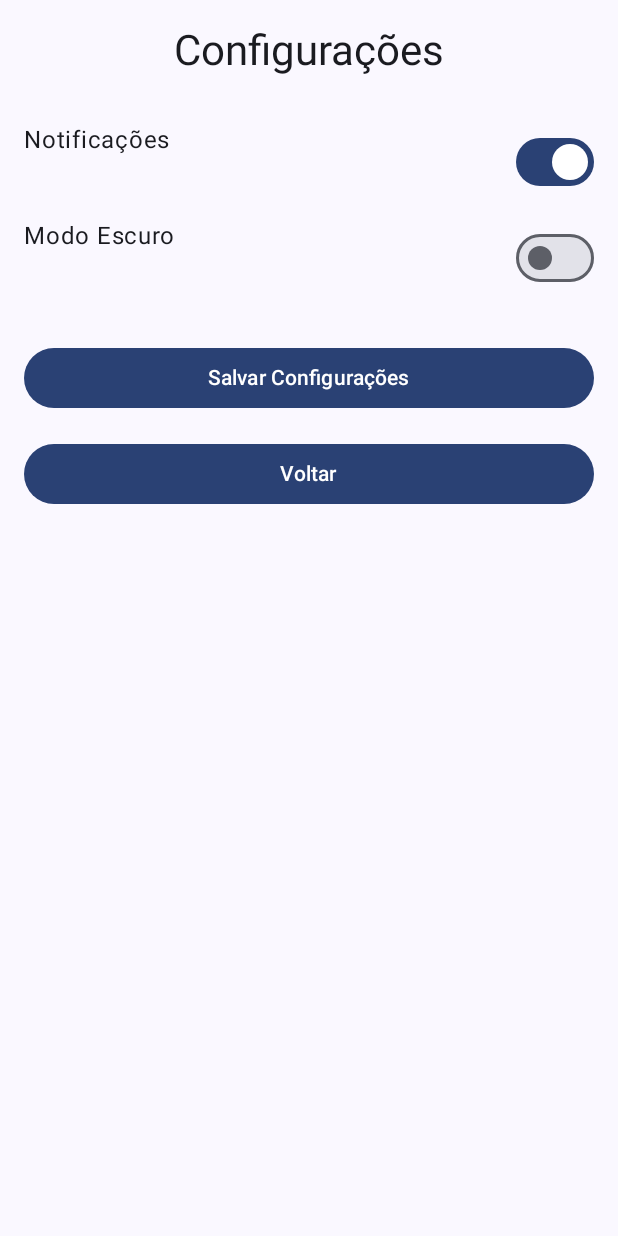
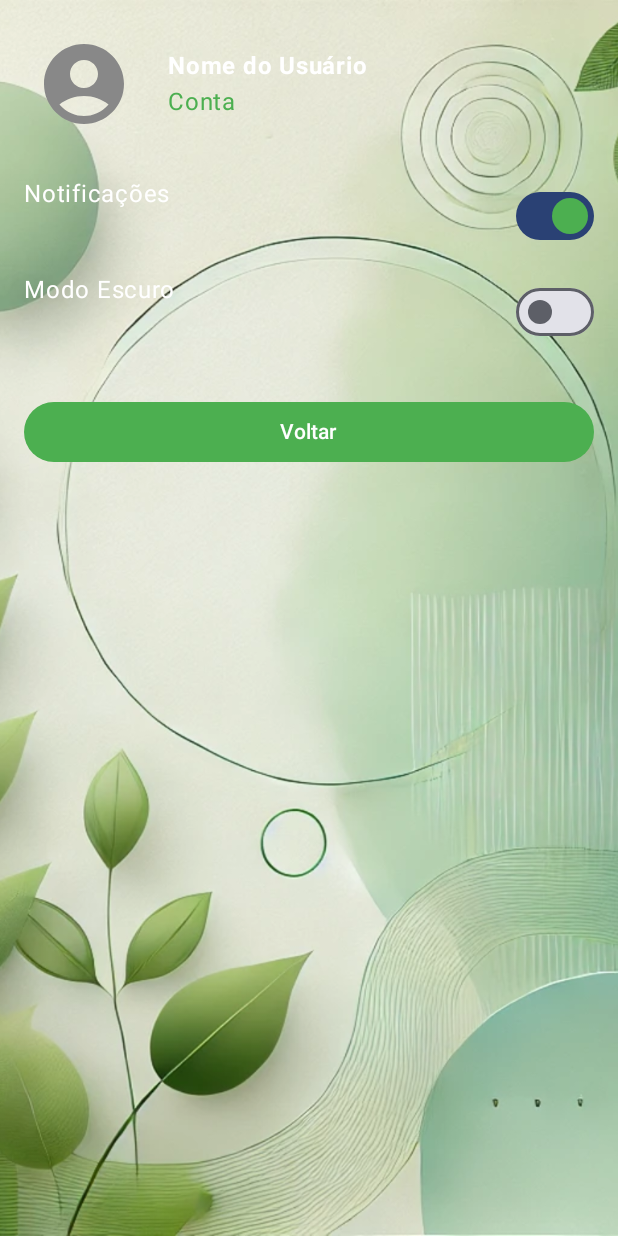
Before and after one commit to equipe-B/PlantCode, an Android app built with Jetpack Compose: the SettingsScreen screen opened through its navigation route, on a phone screen of 412 x 824 dp. Run offline under Robolectric (Android 15) with nearby library versions, the phone set to English and light mode, and no system bars.

Commit message:
Refinamento de Telas fase final

```diff
--- a/PlantCodeV3/app/src/main/java/com/novaversao/plantcodev3/MainActivity.kt
+++ b/PlantCodeV3/app/src/main/java/com/novaversao/plantcodev3/MainActivity.kt
@@ -70,7 +70,7 @@ fun AppNavigation() {
                     navigateToCategories = { navController.navigate("categories") },
                     navigateToQRCodeScanner = { navController.navigate("qr_code_scanner") },
                     navigateToAddPlant = { navController.navigate("add_plant") },
-                    navigateToSettings = { navController.navigate("settings") }, // Aqui está o parâmetro correto
+                    navigateToSettings = { navController.navigate("settings") },
                     navigateToPlantasDeCura = { navController.navigate("plantas_de_cura") },
                     navigateToPlantasDeProtecao = { navController.navigate("plantas_de_protecao") }
                 )
@@ -83,7 +83,7 @@ fun AppNavigation() {
                     navigateToAddPlant = { navController.navigate("add_plant") },
                     navigateToQRCodeScanner = { navController.navigate("qr_code_scanner") },
                     navigateToSettings = { navController.navigate("settings") },
-                    navigateToHome = { navController.navigate("home") } // Adicionei esse parâmetro
+                    navigateToHome = { navController.navigate("home") }
                 )
             }
 
@@ -93,7 +93,8 @@ fun AppNavigation() {
                     navigateToHome = { navController.navigate("home") },
                     navigateToQRCodeScanner = { navController.navigate("qr_code_scanner") },
                     navigateToAddPlant = { navController.navigate("add_plant") },
-                    navigateToSettings = { navController.navigate("settings") }                )
+                    navigateToSettings = { navController.navigate("settings") }
+                )
             }
 
             composable("plantas_de_protecao") {
@@ -102,14 +103,14 @@ fun AppNavigation() {
                     navigateToHome = { navController.navigate("home") },
                     navigateToQRCodeScanner = { navController.navigate("qr_code_scanner") },
                     navigateToAddPlant = { navController.navigate("add_plant") },
-                    navigateToSettings = { navController.navigate("settings") }                )
+                    navigateToSettings = { navController.navigate("settings") }
+                )
             }
 
             composable("settings") {
                 SettingsScreen(
-                    navigateBack = { navController.popBackStack() } // Navegação de volta para a tela anterior
-
-
+                    navigateBack = { navController.popBackStack() },
+                    navigateToUserProfile = { navController.navigate("profile") } // Adicionado para navegação ao perfil do usuário
                 )
             }
 
@@ -129,6 +130,12 @@ fun AppNavigation() {
                     }
                 )
             }
+
+            composable("profile") {
+                UserProfileScreen(
+                    navigateBack = { navController.popBackStack() }
+                )
+            }
         }
     }
 }
--- a/PlantCodeV3/app/src/main/java/com/novaversao/plantcodev3/SettingsScreen.kt
+++ b/PlantCodeV3/app/src/main/java/com/novaversao/plantcodev3/SettingsScreen.kt
@@ -1,81 +1,122 @@
 package com.novaversao.plantcodev3
 
+import androidx.compose.foundation.Image
 import androidx.compose.foundation.layout.*
+import androidx.compose.foundation.shape.CircleShape
+import androidx.compose.material.icons.Icons
+import androidx.compose.material.icons.filled.AccountCircle
 import androidx.compose.material3.*
 import androidx.compose.runtime.*
 import androidx.compose.ui.Alignment
 import androidx.compose.ui.Modifier
+import androidx.compose.ui.draw.clip
+import androidx.compose.ui.graphics.Color
+import androidx.compose.ui.layout.ContentScale
+import androidx.compose.ui.res.painterResource
+import androidx.compose.ui.text.font.FontWeight
 import androidx.compose.ui.tooling.preview.Preview
 import androidx.compose.ui.unit.dp
 import com.novaversao.plantcodev3.ui.theme.PlantCodeV3Theme
+import androidx.compose.foundation.clickable
+
 
 @Composable
 fun SettingsScreen(
     modifier: Modifier = Modifier,
-    navigateBack: () -> Unit // Função para voltar para a tela anterior
+    navigateToUserProfile: () -> Unit, // Navega para a tela de perfil do usuário
+    navigateBack: () -> Unit
 ) {
-    // Estado para controlar as preferências de configuração
     var notificationsEnabled by remember { mutableStateOf(true) }
     var darkModeEnabled by remember { mutableStateOf(false) }
+
+    Box(modifier = Modifier.fillMaxSize()) {
+        // Adicionando plano de fundo
+        Image(
+            painter = painterResource(id = R.drawable.app_background),
+            contentDescription = "Plano de fundo",
+            contentScale = ContentScale.Crop,
+            modifier = Modifier.fillMaxSize()
+        )
 
         Column(
             modifier = modifier
                 .fillMaxSize()
                 .padding(16.dp),
-        horizontalAlignment = Alignment.CenterHorizontally,
-        verticalArrangement = Arrangement.Top
+            horizontalAlignment = Alignment.CenterHorizontally
+        ) {
+            // Cabeçalho com foto do usuário e "Conta"
+            Row(
+                modifier = Modifier.fillMaxWidth(),
+                verticalAlignment = Alignment.CenterVertically
+            ) {
+                // Foto do usuário
+                Icon(
+                    imageVector = Icons.Default.AccountCircle,
+                    contentDescription = "Foto do usuário",
+                    tint = Color.Gray,
+                    modifier = Modifier
+                        .size(80.dp)
+                        .clip(CircleShape)
+                        .padding(8.dp)
+                )
+                Spacer(modifier = Modifier.width(16.dp))
+                // Nome e botão "Conta"
+                Column(
+                    verticalArrangement = Arrangement.Center
                 ) {
                     Text(
-            text = "Configurações",
-            style = MaterialTheme.typography.headlineMedium,
-            modifier = Modifier.padding(bottom = 32.dp)
+                        text = "Nome do Usuário",
+                        fontWeight = FontWeight.Bold,
+                        color = Color.White
                     )
+                    Text(
+                        text = "Conta",
+                        color = Color(0xFF4CAF50),
+                        modifier = Modifier.clickable(onClick = navigateToUserProfile)
+                    )
+                }
+            }
+
+            Spacer(modifier = Modifier.height(24.dp))
 
             // Configuração de Notificações
             Row(
                 modifier = Modifier.fillMaxWidth(),
                 horizontalArrangement = Arrangement.SpaceBetween
             ) {
-            Text(text = "Notificações", style = MaterialTheme.typography.bodyLarge)
+                Text(text = "Notificações", style = MaterialTheme.typography.bodyLarge, color = Color.White)
                 Switch(
                     checked = notificationsEnabled,
-                onCheckedChange = { notificationsEnabled = it }
+                    onCheckedChange = { notificationsEnabled = it },
+                    colors = SwitchDefaults.colors(checkedThumbColor = Color(0xFF4CAF50))
                 )
             }
 
             Spacer(modifier = Modifier.height(16.dp))
 
-        // Configuração de Tema
+            // Configuração de Tema Escuro
             Row(
                 modifier = Modifier.fillMaxWidth(),
                 horizontalArrangement = Arrangement.SpaceBetween
             ) {
-            Text(text = "Modo Escuro", style = MaterialTheme.typography.bodyLarge)
+                Text(text = "Modo Escuro", style = MaterialTheme.typography.bodyLarge, color = Color.White)
                 Switch(
                     checked = darkModeEnabled,
-                onCheckedChange = { darkModeEnabled = it }
+                    onCheckedChange = { darkModeEnabled = it },
+                    colors = SwitchDefaults.colors(checkedThumbColor = Color(0xFF4CAF50))
                 )
             }
 
             Spacer(modifier = Modifier.height(32.dp))
 
-        // Botão de Salvar Configurações
-        Button(
-            onClick = {
-                // Lógica para salvar as configurações pode ser adicionada aqui
-                println("Configurações Salvas: Notificações=$notificationsEnabled, Modo Escuro=$darkModeEnabled")
-            },
-            modifier = Modifier.fillMaxWidth().padding(bottom = 16.dp)
-        ) {
-            Text(text = "Salvar Configurações")
-        }
-
             // Botão de Voltar
             Button(
-            onClick = navigateBack, // Agora navegando corretamente para a tela anterior
+                onClick = navigateBack,
+                colors = ButtonDefaults.buttonColors(containerColor = Color(0xFF4CAF50)),
                 modifier = Modifier.fillMaxWidth()
             ) {
-            Text(text = "Voltar")
+                Text(text = "Voltar", color = Color.White)
+            }
         }
     }
 }
@@ -85,6 +126,7 @@ fun SettingsScreen(
 fun SettingsScreenPreview() {
     PlantCodeV3Theme {
         SettingsScreen(
+            navigateToUserProfile = {},
             navigateBack = {}
         )
     }
```
Also changed, not shown: PlantCodeV3/app/src/main/java/com/novaversao/plantcodev3/UserProfileScreen.kt (+27 -6 lines). Lines whose indentation alone changed are shown as unchanged.
